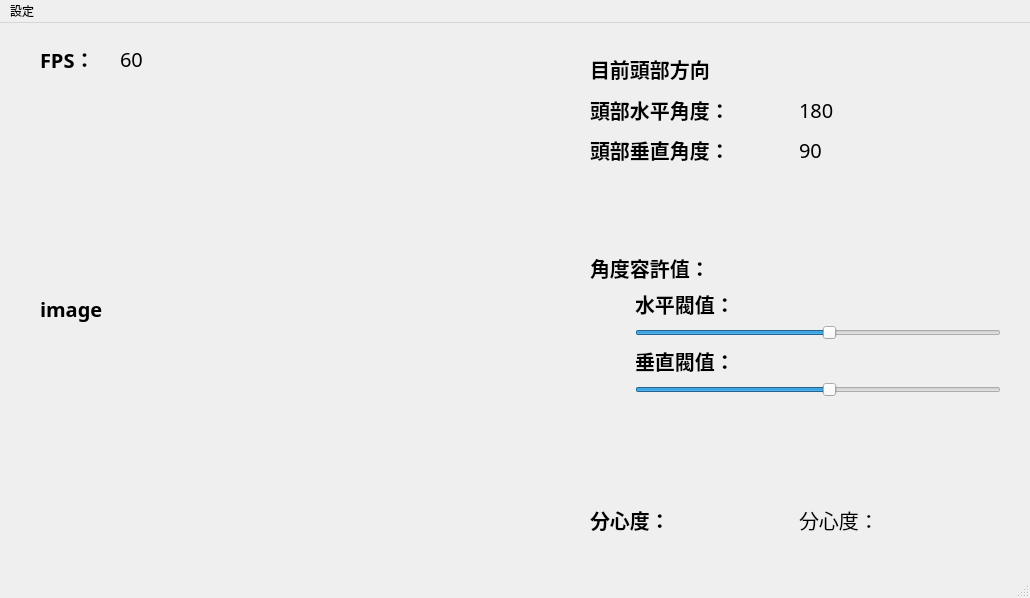
The window that ui/mainView.ui (Bill2015/Attention-Detect-OpenCV) describes before a commit, drawn with Qt 5.
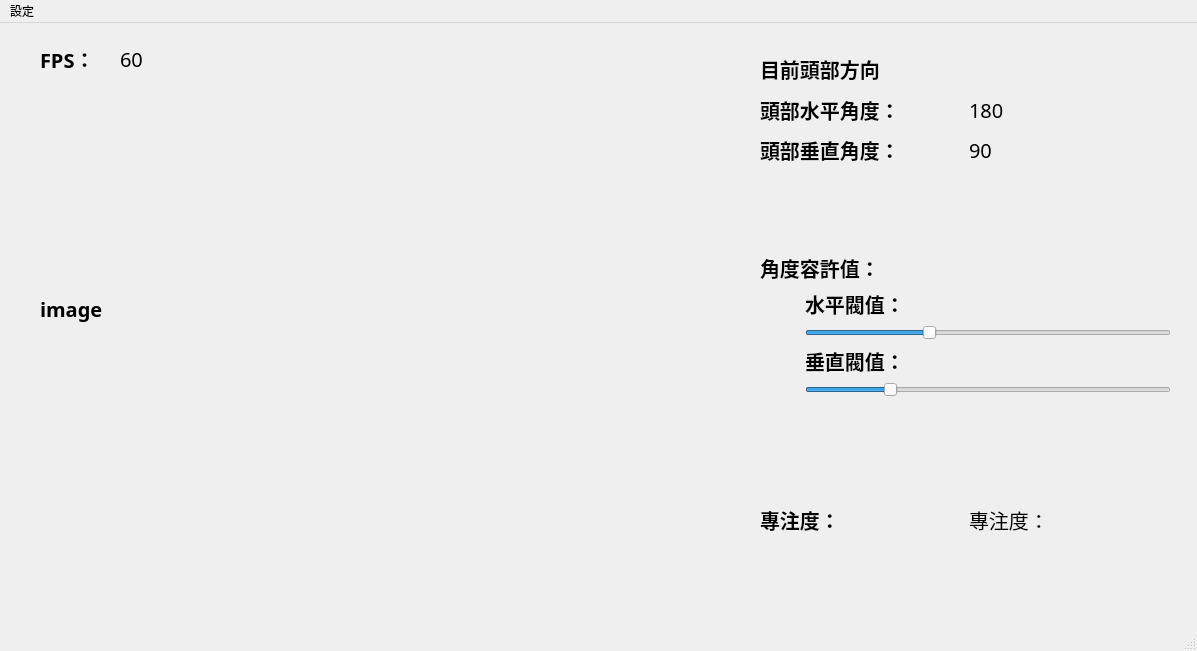
The same window after the commit.

```diff
--- a/ui/mainView.ui
+++ b/ui/mainView.ui
@@ -6,8 +6,8 @@
    <rect>
     <x>0</x>
     <y>0</y>
-    <width>1030</width>
-    <height>598</height>
+    <width>1197</width>
+    <height>651</height>
    </rect>
   </property>
   <property name="windowTitle">
@@ -61,7 +61,7 @@
    <widget class="QWidget" name="verticalLayoutWidget">
     <property name="geometry">
      <rect>
-      <x>590</x>
+      <x>760</x>
       <y>70</y>
       <width>411</width>
       <height>463</height>
@@ -216,7 +216,7 @@
             <number>90</number>
            </property>
            <property name="value">
-            <number>48</number>
+            <number>30</number>
            </property>
            <property name="orientation">
             <enum>Qt::Horizontal</enum>
@@ -229,7 +229,10 @@
             <number>90</number>
            </property>
            <property name="value">
-            <number>48</number>
+            <number>20</number>
+           </property>
+           <property name="sliderPosition">
+            <number>20</number>
            </property>
            <property name="orientation">
             <enum>Qt::Horizontal</enum>
@@ -286,7 +289,7 @@
           </font>
          </property>
          <property name="text">
-          <string>分心度：</string>
+          <string>專注度：</string>
          </property>
         </widget>
        </item>
@@ -302,7 +305,7 @@
           </font>
          </property>
          <property name="text">
-          <string>分心度：</string>
+          <string>專注度：</string>
          </property>
         </widget>
        </item>
@@ -315,7 +318,7 @@
      <rect>
       <x>40</x>
       <y>60</y>
-      <width>531</width>
+      <width>701</width>
       <height>451</height>
      </rect>
     </property>
@@ -335,7 +338,7 @@
    <widget class="QLabel" name="labelShow_Head_Direction">
     <property name="geometry">
      <rect>
-      <x>590</x>
+      <x>760</x>
       <y>30</y>
       <width>407</width>
       <height>31</height>
@@ -360,7 +363,7 @@
     <rect>
      <x>0</x>
      <y>0</y>
-     <width>1030</width>
+     <width>1197</width>
      <height>25</height>
     </rect>
    </property>
```
Left out of the diff: 4 changed lines with no effect on the pictures.
